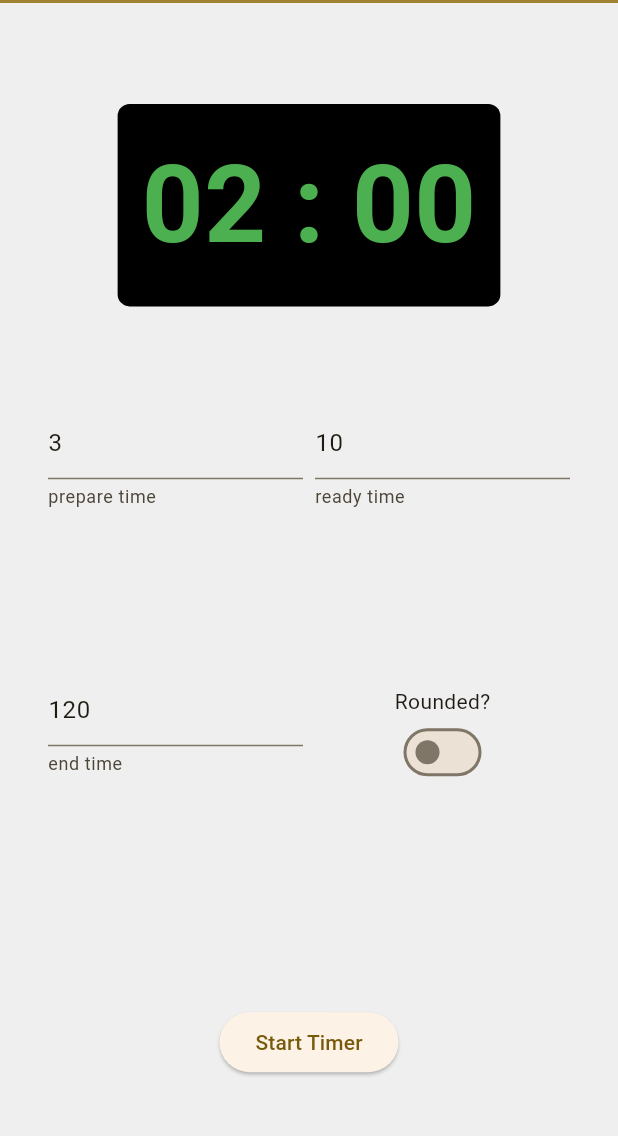
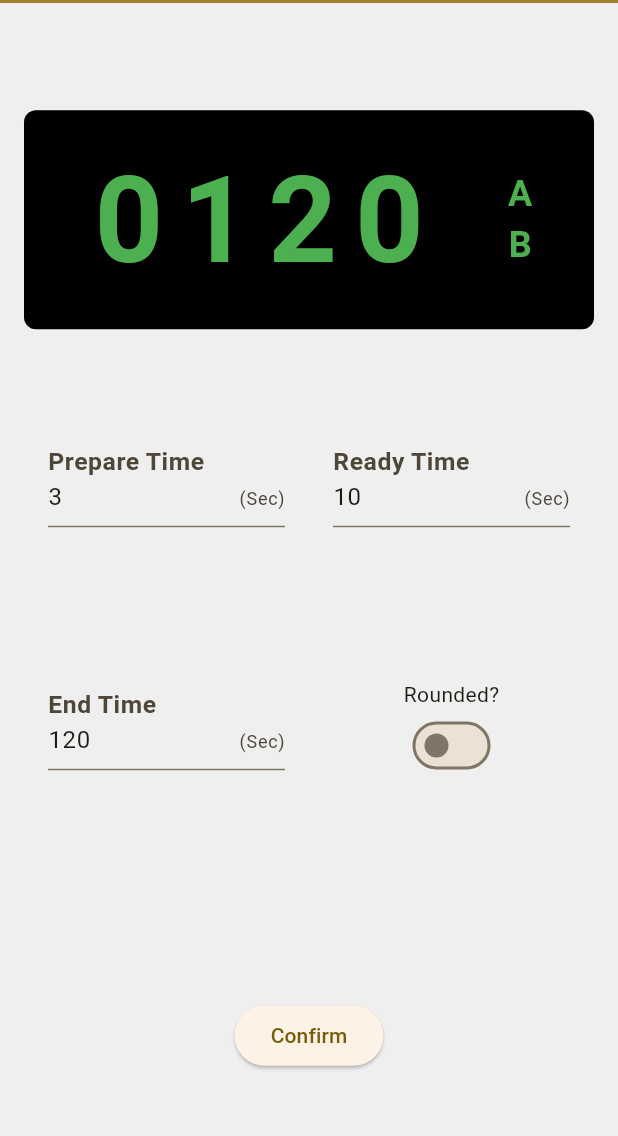
Before and after one commit to mattmaomao/fyp_app, a Flutter app: the TimerMain screen opened directly, on a phone screen of 412 x 824 dp, the part 81-1217 px from its top. Run offline on Flutter 3.47's test engine with Material 3 defaults, Android fonts, the phone set to English and light mode, and no system bars; our stand-ins replace camera.

Commit message:
update ui, added round function

```diff
--- a/lib/pages/timer.dart
+++ b/lib/pages/timer.dart
@@ -43,6 +43,13 @@ class TimerData extends ChangeNotifier {
   bool get rounded => _rounded;
   set rounded(bool newValue) {
     _rounded = newValue;
+    notifyListeners();
+  }
+
+  bool _isRoundA = true; //defalut value
+  bool get isRoundA => _isRoundA;
+  set isRoundA(bool newValue) {
+    _isRoundA = newValue;
     notifyListeners();
   }
 }
@@ -98,14 +105,23 @@ class _TimerSettingState extends State<TimerSetting> {
   final TextEditingController _prepController = TextEditingController();
   final TextEditingController _readyController = TextEditingController();
   final TextEditingController _endController = TextEditingController();
+  bool initializedText = false;
+
+  void initText(TimerData timerData) {
+    if (initializedText) {
+      return;
+    }
+    initializedText = true;
+    _prepController.text = timerData.prepSec.toString();
+    _readyController.text = timerData.readySec.toString();
+    _endController.text = timerData.endSec.toString();
+  }
 
   @override
   Widget build(BuildContext context) {
     return Consumer<TimerData>(
       builder: (context, timerData, child) {
-        _prepController.text = timerData.prepSec.toString();
-        _readyController.text = timerData.readySec.toString();
-        _endController.text = timerData.endSec.toString();
+        initText(timerData);
 
         return Column(
           mainAxisAlignment: MainAxisAlignment.spaceEvenly,
@@ -118,13 +134,39 @@ class _TimerSettingState extends State<TimerSetting> {
                 borderRadius: BorderRadius.circular(8),
                 color: Colors.black,
               ),
-              child: Text(
-                '${(timerData.endSec ~/ 60).toString().padLeft(2, '0')} : ${(timerData.endSec % 60).toString().padLeft(2, '0')}',
+              width: double.infinity,
+              child: Row(
+                mainAxisAlignment: MainAxisAlignment.spaceAround,
+                crossAxisAlignment: CrossAxisAlignment.center,
+                children: <Widget>[
+                  Text(
+                    timerData.endSec.toString().padLeft(4, '0'),
                     style: TextStyle(
-                  fontSize: 72,
+                      letterSpacing: 12,
+                      fontSize: 80,
+                      fontWeight: FontWeight.bold,
                       color: Colors.green,
+                    ),
+                  ),
+                  Column(
+                    mainAxisAlignment: MainAxisAlignment.spaceEvenly,
+                    crossAxisAlignment: CrossAxisAlignment.center,
+                    children: <Widget>[
+                      Text('A',
+                          style: TextStyle(
+                            fontSize: 24,
                             fontWeight: FontWeight.bold,
+                            color: Colors.green,
+                          )),
+                      Text('B',
+                          style: TextStyle(
+                            fontSize: 24,
+                            fontWeight: FontWeight.bold,
+                            color: Colors.green,
+                          )),
+                    ],
                   ),
+                ],
               ),
             ),
             // setting options
@@ -136,15 +178,19 @@ class _TimerSettingState extends State<TimerSetting> {
               ),
               child: GridView.count(
                 crossAxisCount: 2,
-                crossAxisSpacing: 8, // spacing between col
-                mainAxisSpacing: 8, // spacing between row
+                crossAxisSpacing: 32, // spacing between col
+                mainAxisSpacing: 4, // spacing between row
                 shrinkWrap: true,
                 children: <Widget>[
                   TextField(
                     controller: _prepController,
                     decoration: InputDecoration(
-                      helperText: 'prepare time',
-                      // hintText: timerData.prepSec.toString(),
+                      labelText: 'Prepare Time',
+                      labelStyle: TextStyle(
+                        fontSize: 22,
+                        fontWeight: FontWeight.bold,
+                      ),
+                      suffix: Text('(Sec)', style: TextStyle(fontSize: 12)),
                     ),
                     // only accept number input
                     keyboardType: TextInputType.number,
@@ -158,15 +204,18 @@ class _TimerSettingState extends State<TimerSetting> {
                         _prepController.text = '0';
                       } else {
                         timerData.prepSec = int.parse(value);
-                        // _prepController.text = timerData.prepSec.toString();
                       }
                     },
                   ),
                   TextField(
                     controller: _readyController,
                     decoration: InputDecoration(
-                      helperText: 'ready time',
-                      // hintText: timerData.readySec.toString(),
+                      labelText: 'Ready Time',
+                      labelStyle: TextStyle(
+                        fontSize: 22,
+                        fontWeight: FontWeight.bold,
+                      ),
+                      suffix: Text('(Sec)', style: TextStyle(fontSize: 12)),
                     ),
                     // only accept number input
                     keyboardType: TextInputType.number,
@@ -180,15 +229,18 @@ class _TimerSettingState extends State<TimerSetting> {
                         _readyController.text = '0';
                       } else {
                         timerData.readySec = int.parse(value);
-                        // _readyController.text = timerData.readySec.toString();
                       }
                     },
                   ),
                   TextField(
                     controller: _endController,
                     decoration: InputDecoration(
-                      helperText: 'end time',
-                      // hintText: timerData.endSec.toString(),
+                      labelText: 'End Time',
+                      labelStyle: TextStyle(
+                        fontSize: 22,
+                        fontWeight: FontWeight.bold,
+                      ),
+                      suffix: Text('(Sec)', style: TextStyle(fontSize: 12)),
                     ),
                     // only accept number input
                     keyboardType: TextInputType.number,
@@ -202,13 +254,11 @@ class _TimerSettingState extends State<TimerSetting> {
                         _endController.text = '0';
                       } else {
                         timerData.endSec = int.parse(value);
-                        // _endController.text = timerData.endSec.toString();
                       }
                     },
                   ),
-                  Container(
-                    padding: EdgeInsets.all(8.0),
-                    child: Column(
+                  Column(
+                    mainAxisSize: MainAxisSize.min,
                     children: [
                       Text("Rounded?"),
                       Switch(
@@ -219,16 +269,15 @@ class _TimerSettingState extends State<TimerSetting> {
                       ),
                     ],
                   ),
-                  ),
                 ],
               ),
             ),
-            // start button
+            // confirm button
             ElevatedButton(
               onPressed: () {
                 widget.toTimerSceen();
               },
-              child: Text('Start Timer'),
+              child: Text('Confirm'),
             ),
           ],
         );
@@ -252,7 +301,6 @@ class _TimerCountDownState extends State<TimerCountDown> {
 
   bool _isRunning = false;
   int _displaySec = -1;
-  int _currentSec = -1;
   int _prepareTime = -1;
   int _readyTime = -1;
   int _endTime = -1;
@@ -268,15 +316,11 @@ class _TimerCountDownState extends State<TimerCountDown> {
 
   void startTimer() {
     _initTimer();
-    print('prepare Time: $_prepareTime');
-    print('ready Time: $_readyTime');
-    print('end Time: $_endTime');
     setState(() {
       _isRunning = true;
     });
     _timer = Timer.periodic(Duration(seconds: 1), (timer) {
       setState(() {
-        _currentSec++;
         // _audioCache.play('beep.mp3');
         if (_prepareTime > 0) {
           _prepareTime--;
@@ -289,8 +333,13 @@ class _TimerCountDownState extends State<TimerCountDown> {
           // _audioCache.play('beep.mp3');
           _endTime--;
           _displaySec = _endTime;
+        } else if (_timerData.rounded && _timerData.isRoundA) {
+          // _audioCache.play('beep.mp3');
+          resetCounter();
+          _timerData.isRoundA = false;
         } else {
           // _audioCache.play('beep.mp3');
+          _timerData.isRoundA = true;
           _initTimer();
         }
       });
@@ -321,11 +370,16 @@ class _TimerCountDownState extends State<TimerCountDown> {
 
   void resetCounter() {
     _isRunning = false;
-    _currentSec = 0;
     _prepareTime = _timerData.prepSec;
     _readyTime = _timerData.readySec;
     _endTime = _timerData.endSec;
     _displaySec = _prepareTime;
+
+    // auto start again if is round A
+    if (_timerData.rounded && _timerData.isRoundA) {
+      _isRunning = true;
+      _prepareTime = 0;
+    }
   }
 
   @override
@@ -354,13 +408,38 @@ class _TimerCountDownState extends State<TimerCountDown> {
                   borderRadius: BorderRadius.circular(8),
                   color: Colors.black,
                 ),
-                child: Text(
-                  '${(_displaySec ~/ 60).toString().padLeft(2, '0')} : ${(_displaySec % 60).toString().padLeft(2, '0')}',
+                child: Row(
+                  mainAxisAlignment: MainAxisAlignment.spaceAround,
+                  crossAxisAlignment: CrossAxisAlignment.center,
+                  children: [
+                    Text(
+                      _displaySec.toString().padLeft(4, '0'),
                       style: TextStyle(
-                    fontSize: 72,
+                        letterSpacing: 12,
+                        fontSize: 80,
                         color: Colors.green,
                         fontWeight: FontWeight.bold,
                       ),
+                    ),
+                    Column(
+                      mainAxisAlignment: MainAxisAlignment.spaceEvenly,
+                      crossAxisAlignment: CrossAxisAlignment.center,
+                      children: <Widget>[
+                        Text(timerData.isRoundA ? 'A' : '',
+                            style: TextStyle(
+                              fontSize: 24,
+                              fontWeight: FontWeight.bold,
+                              color: Colors.green,
+                            )),
+                        Text(timerData.isRoundA ? '' : 'B',
+                            style: TextStyle(
+                              fontSize: 24,
+                              fontWeight: FontWeight.bold,
+                              color: Colors.green,
+                            )),
+                      ],
+                    ),
+                  ],
                 ),
               ),
               // buttons
```
Lines whose indentation alone changed are shown as unchanged.
